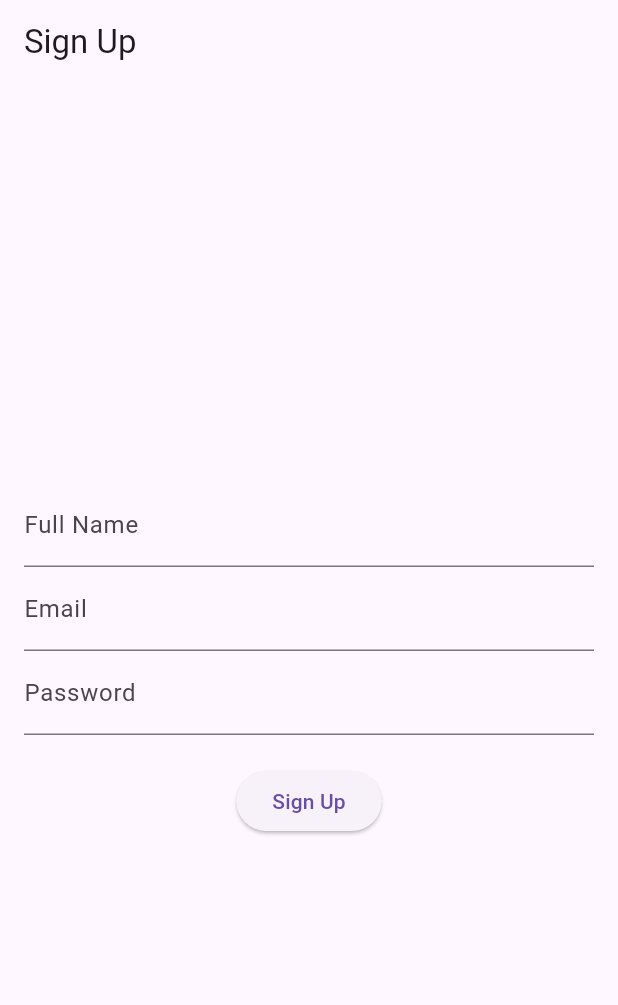
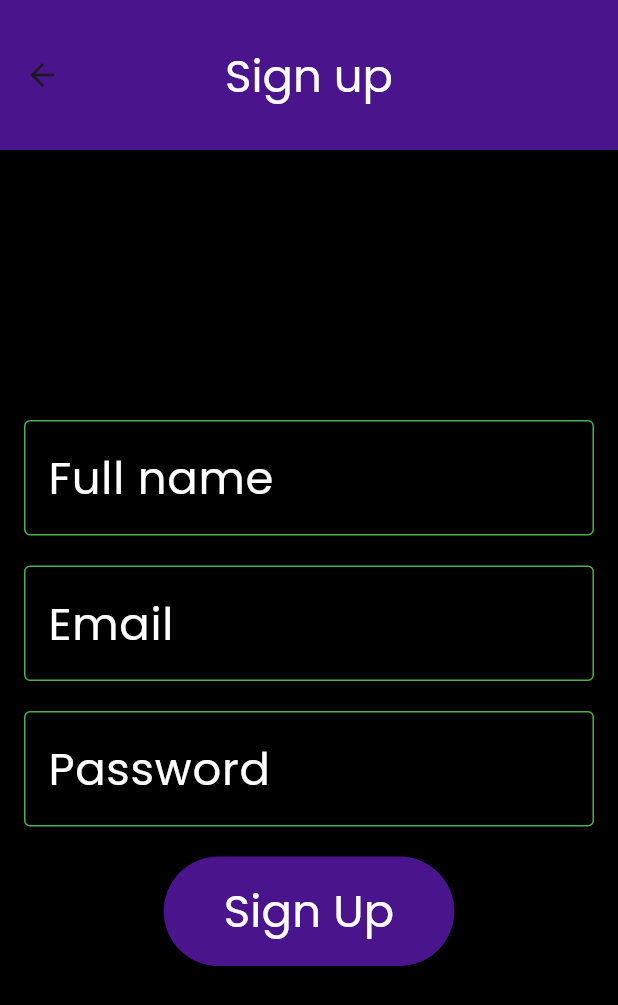
Before and after one commit to qasimsohail33/personal-app, a Flutter app: the SignUpScreen screen opened directly, on a phone screen of 412 x 824 dp. Shown: the top 1005 px of the screen. Run offline on Flutter 3.47's test engine with Material 3 defaults, Android fonts, the phone set to English and light mode, and no system bars; our stand-ins replace cloud_firestore, firebase_auth, firebase_core, firebase_messaging, google_nav_bar; missing offline and left inert: app_settings; accounts and stored records are empty; network calls fail.

Commit message:
debugged and added font

```diff
--- a/lib/main.dart
+++ b/lib/main.dart
@@ -16,6 +16,7 @@ class MyApp extends StatelessWidget {
   Widget build(BuildContext context) {
     return MaterialApp(
       title: 'Finance Manager',
+      theme : ThemeData(fontFamily: 'Poppins'),
       home: AuthService().handleAuth(), // Check if user is authenticated
     );
   }
--- a/lib/screens/SignUpScreen.dart
+++ b/lib/screens/SignUpScreen.dart
@@ -37,7 +37,7 @@ class _SignUpScreenState extends State<SignUpScreen> {
       });
 
       // Navigate to LoginScreen after successful sign-up
-      Navigator.pushReplacement(
+      Navigator.pop(
         context,
         MaterialPageRoute(builder: (context) => LoginScreen()),
       );
@@ -55,24 +55,64 @@ class _SignUpScreenState extends State<SignUpScreen> {
   @override
   Widget build(BuildContext context) {
     return Scaffold(
-      appBar: AppBar(title: Text('Sign Up')),
+      appBar: AppBar(
+        title: Text('Sign up', style: TextStyle(fontSize: 30, color: Colors.white)), // Increased font size for app bar title
+        centerTitle: true,
+        backgroundColor: Colors.purple.shade900,
+        toolbarHeight: 100,
+      ),
+      backgroundColor: Colors.black,
       body: Padding(
         padding: const EdgeInsets.all(16.0),
         child: Column(
           mainAxisAlignment: MainAxisAlignment.center,
           children: [
             TextField(
+              cursorHeight: 30,
               controller: _fullNameController,
-              decoration: InputDecoration(labelText: 'Full Name'),
+              style: TextStyle(fontSize: 30, color: Colors.white), // White text color for input text
+              decoration: const InputDecoration(
+                labelText: 'Full name',
+                labelStyle: TextStyle(fontSize: 30, color: Colors.white), // White label text color
+                focusedBorder: OutlineInputBorder(
+                  borderSide: BorderSide(color: Colors.green), // Green border on focus
+                ),
+                enabledBorder: OutlineInputBorder(
+                  borderSide: BorderSide(color: Colors.green), // Green border for normal state
+                ),
+              ),
             ),
+            SizedBox(height: 20),
             TextField(
+              cursorHeight: 30,
               controller: _emailController,
-              decoration: InputDecoration(labelText: 'Email'),
+              style: TextStyle(fontSize: 30, color: Colors.white), // White text color for input text
+              decoration: const InputDecoration(
+                labelText: 'Email',
+                labelStyle: TextStyle(fontSize: 30, color: Colors.white), // White label text color
+                focusedBorder: OutlineInputBorder(
+                  borderSide: BorderSide(color: Colors.green), // Green border on focus
+                ),
+                enabledBorder: OutlineInputBorder(
+                  borderSide: BorderSide(color: Colors.green), // Green border for normal state
+                ),
+              ),
             ),
+            SizedBox(height: 20),
             TextField(
               controller: _passwordController,
-              decoration: InputDecoration(labelText: 'Password'),
               obscureText: true,
+              style: TextStyle(fontSize: 30, color: Colors.white), // White text color for input text
+              decoration: const InputDecoration(
+                labelText: 'Password',
+                labelStyle: TextStyle(fontSize: 30, color: Colors.white), // White label text color
+                focusedBorder: OutlineInputBorder(
+                  borderSide: BorderSide(color: Colors.green), // Green border on focus
+                ),
+                enabledBorder: OutlineInputBorder(
+                  borderSide: BorderSide(color: Colors.green), // Green border for normal state
+                ),
+              ),
             ),
             SizedBox(height: 20),
             if (_isLoading)
@@ -80,7 +120,14 @@ class _SignUpScreenState extends State<SignUpScreen> {
             else
               ElevatedButton(
                 onPressed: _signUp,
-                child: Text('Sign Up'),
+                style: ElevatedButton.styleFrom(
+                  padding: EdgeInsets.symmetric(vertical: 15, horizontal: 40), // Increase button height
+                  backgroundColor: Colors.purple.shade900, // Button background color
+                ),
+                child: Text(
+                  'Sign Up',
+                  style: TextStyle(fontSize: 30, color: Colors.white), // White text for button
+                ),
               ),
             if (_errorMessage.isNotEmpty)
               Padding(
```
Also changed, not shown: lib/screens/LoginScreen.dart (+13 -12 lines), pubspec.yaml (+6 -7 lines), fonts/PlayfairDisplay-I.ttf (added), fonts/PlayfairDisplay-V.ttf (added), fonts/Pop.ttf (added), fonts/PopB.ttf (added), pubspec.lock, 1 other file.
